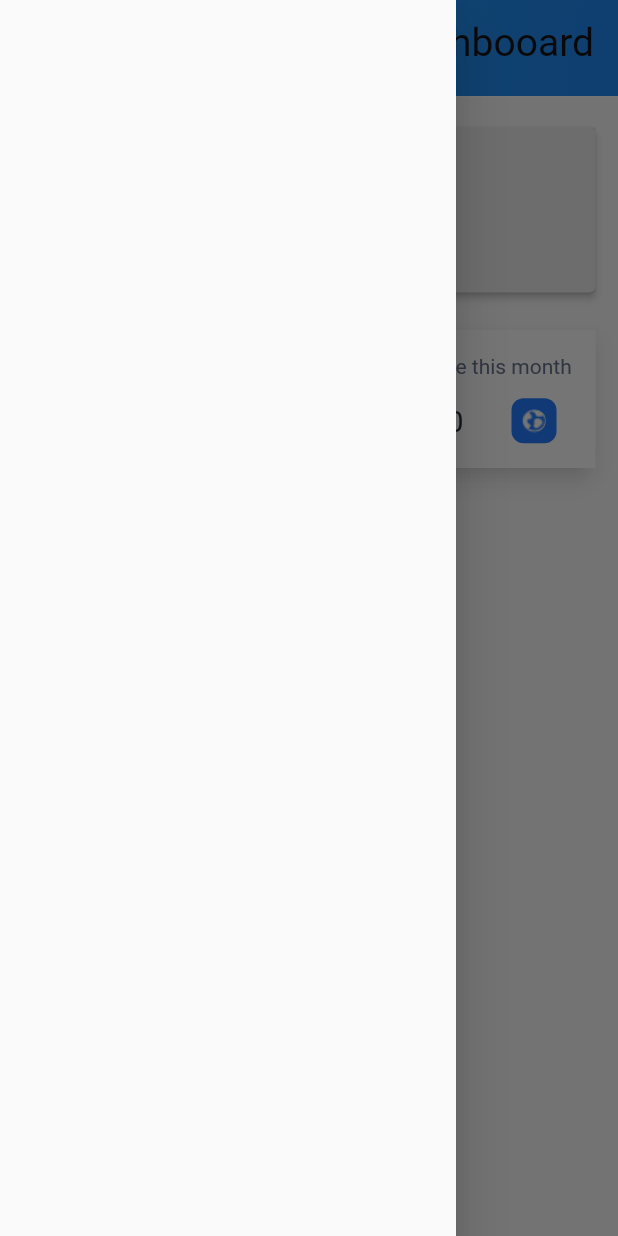
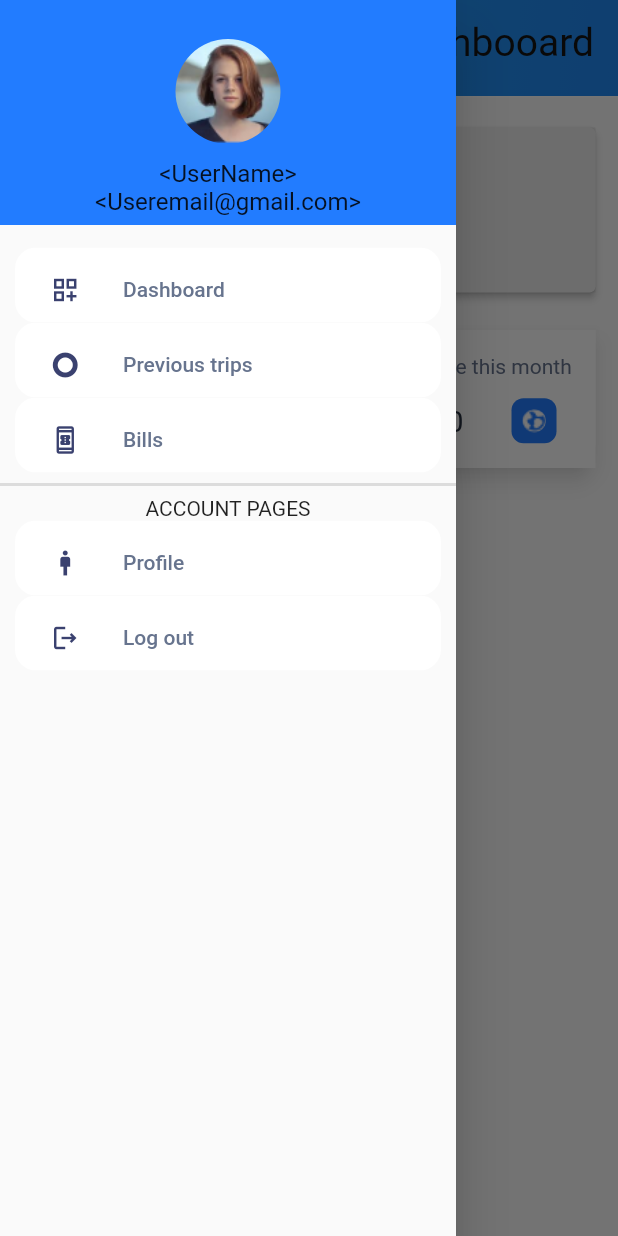
Before and after one commit to Tech-Tribee/Fleet-Roving-Driver, a Flutter app: the MyProfile screen opened directly, with the side drawer open, on a phone screen of 412 x 824 dp. Run offline on Flutter 3.47's test engine with Material 2 defaults, Android fonts, the phone set to English and light mode, and no system bars.

Commit message:
sidebar added

```diff
--- /dev/null
+++ b/lib/components/AppDrawer/drawer_list.dart
@@ -0,0 +1,63 @@
+
+import 'package:fleet_roving_driver/components/AppDrawer/menu_items.dart';
+
+import 'package:fleet_roving_driver/pages/bills_page.dart';
+import 'package:fleet_roving_driver/pages/dash_bord.dart';
+import 'package:fleet_roving_driver/pages/login_page.dart';
+import 'package:fleet_roving_driver/pages/previous_trip.dart';
+import 'package:fleet_roving_driver/pages/trip_details.dart';
+
+import 'package:flutter/material.dart';
+
+class MyDrawerList extends StatefulWidget {
+  const MyDrawerList({super.key});
+
+  @override
+  State<MyDrawerList> createState() => _MyDrawerListState();
+}
+
+class _MyDrawerListState extends State<MyDrawerList> {
+  @override
+  Widget build(BuildContext context) {
+    return Container(
+      padding: const EdgeInsets.only(top: 15),
+      child: Column(
+        children: [
+          CustomMenuItem(iconName:'Dashboard',  iconType: Icons.dashboard_customize_outlined,onTap: () {
+            Navigator.of(context).pushReplacement(MaterialPageRoute(builder:(context)=> MyProfile()));
+          },),
+
+          CustomMenuItem(iconName:'Previous trips',  iconType: Icons.trip_origin_outlined,onTap: () {
+          Navigator.pop(context);
+          Navigator.of(context).push(MaterialPageRoute(builder:(context)=>const  RecentTrips()));
+
+          },),
+          CustomMenuItem(iconName:'Bills',  iconType: Icons.book_online_outlined,onTap: () {
+          Navigator.pop(context);
+          Navigator.of(context).push(MaterialPageRoute(builder:(context)=>const MyBills()));
+
+          },),
+
+          const Divider(color: Colors.black12,thickness: 2),
+          const Text('ACCOUNT PAGES'),
+
+          CustomMenuItem(iconName:'Profile',  iconType: Icons.man_2_outlined,onTap: () {
+          Navigator.pop(context);
+          Navigator.of(context).push(MaterialPageRoute(builder:(context)=>const TripInformation()));
+          },),
+
+          CustomMenuItem(iconName:'Log out',  iconType: Icons.logout_outlined,onTap: () {
+              // Clear any user session or authentication status here
+              // For example, you can use shared preferences or a state management solution.
+              // After clearing the session, navigate to the login screen
+          Navigator.of(context).pushAndRemoveUntil(
+          MaterialPageRoute(builder: (context) =>const LoginPage()), // Replace with your login screen
+          (route) => false,); // This removes all previous routes from the stack
+          },
+          ),
+
+        ],
+      ),
+    );
+  }
+}
--- /dev/null
+++ b/lib/components/AppDrawer/header_drawer.dart
@@ -0,0 +1,40 @@
+import 'package:flutter/material.dart';
+import 'package:fleet_roving_driver/utils/colors.dart';
+
+
+class MyHeaderDrawer extends StatefulWidget {
+  const MyHeaderDrawer({super.key});
+
+  @override
+  State<MyHeaderDrawer> createState() => _MyHeaderDrawerState();
+}
+
+class _MyHeaderDrawerState extends State<MyHeaderDrawer> {
+  @override
+  Widget build(BuildContext context) {
+    return  Container(
+      color: AppColors.dodgerBlue,
+      width: double.infinity,
+      height: 150,
+      padding:const EdgeInsets.only(top: 20.0),
+      child: Column(
+        mainAxisAlignment: MainAxisAlignment.center,
+        children: [
+          Container(
+            margin:const EdgeInsets.only(bottom: 10),
+            height: 70,
+            decoration:const BoxDecoration(
+              shape: BoxShape.circle,
+              image: DecorationImage(
+                image: AssetImage('assets/images/profile.png'),
+              ),
+            ),
+          ),
+          Text('<UserName>', style: Theme.of(context).textTheme.titleMedium,),
+          Text('<Useremail@gmail.com>', style: Theme.of(context).textTheme.titleMedium,),
+
+        ],
+      ),
+    );
+  }
+}
--- /dev/null
+++ b/lib/components/AppDrawer/main_drawer.dart
@@ -0,0 +1,22 @@
+
+import 'package:fleet_roving_driver/components/AppDrawer/drawer_list.dart';
+import 'package:fleet_roving_driver/components/AppDrawer/header_drawer.dart';
+import 'package:flutter/material.dart';
+
+class MainDrawer extends StatelessWidget {
+  const MainDrawer({super.key});
+
+  @override
+  Widget build(BuildContext context) {
+    return const Drawer(
+      child: SingleChildScrollView(
+        child: Column(
+          children: [
+            MyHeaderDrawer(),
+            MyDrawerList(),
+          ],
+        ),
+      ),
+    );
+  }
+}
--- /dev/null
+++ b/lib/components/AppDrawer/menu_items.dart
@@ -0,0 +1,144 @@
+// import 'package:flutter/material.dart';
+
+// class CustomMenuItem extends StatefulWidget {
+//   final String iconName;
+//   final IconData iconType;
+//   final VoidCallback? onTap;
+
+//   const CustomMenuItem({
+//     required this.iconName,
+//     required this.iconType,
+//     this.onTap,
+//   });
+
+//   @override
+//   _CustomMenuItemState createState() => _CustomMenuItemState();
+// }
+
+// class _CustomMenuItemState extends State<CustomMenuItem> {
+//   bool isHovered = false;
+
+//   @override
+//   Widget build(BuildContext context) {
+//     return Material(
+//       child: Container(
+//         margin:const EdgeInsets.symmetric(horizontal: 10, vertical: 2),
+//         height: 55,
+//         child: InkWell(
+//           onTap: widget.onTap,
+//           onHover: (value) {
+//             setState(() {
+//               isHovered = !isHovered;
+//             });
+//           },
+//           borderRadius: BorderRadius.circular(14),
+//           child: Container(
+//             padding:const EdgeInsets.symmetric(horizontal: 20,vertical: 4),
+//             decoration: BoxDecoration(
+//               borderRadius: BorderRadius.circular(14),
+//               color: isHovered ? Colors.blue : Colors.transparent,
+//             ),
+//             child: Row(
+//               crossAxisAlignment: CrossAxisAlignment.center,
+//               children: [
+//                 Container(
+//                   height: 40,
+//                   width: 40,
+//                   decoration: BoxDecoration(
+//                     color: isHovered ? Colors.white : Colors.black,
+//                     shape: BoxShape.rectangle,
+//                     borderRadius: BorderRadius.circular(10),
+//                   ),
+//                   child: Icon(
+//                     widget.iconType,
+//                     size: 20,
+//                     color: isHovered ? Colors.blue : Colors.lightBlue,
+//                   ),
+//                 ),
+//                 Padding(
+//                   padding:const EdgeInsets.all(16.0),
+//                   child: Text(
+//                     widget.iconName,
+//                     style: TextStyle(
+//                       color: isHovered ? Colors.black : Colors.grey,
+//                     ),
+//                   ),
+//                 )
+//               ],
+//             ),
+//           ),
+//         ),
+//       ),
+//     );
+//   }
+// }
+
+
+import 'package:fleet_roving_driver/utils/colors.dart';
+import 'package:flutter/material.dart';
+
+class CustomMenuItem extends StatefulWidget {
+  final String iconName;
+  final IconData iconType;
+  final VoidCallback? onTap;
+
+  const CustomMenuItem({
+    Key? key,
+    required this.iconName,
+    required this.iconType,
+    this.onTap,
+  }): super(key: key);
+
+
+  @override
+  _CustomMenuItemState createState() => _CustomMenuItemState();
+}
+
+class _CustomMenuItemState extends State<CustomMenuItem> {
+  bool isHovered = false;
+
+  @override
+  Widget build(BuildContext context) {
+    return Material(
+      child: Container(
+        margin:const EdgeInsets.symmetric(horizontal: 10),
+        height: 50,
+        child: InkWell(
+          onTap: widget.onTap,
+          onHover: (value) {
+            setState(() {
+              isHovered = value;
+            });
+          },
+          borderRadius: BorderRadius.circular(14),
+          child: ListTile(
+            shape: RoundedRectangleBorder(
+              borderRadius: BorderRadius.circular(14),
+            ),
+            tileColor: isHovered ? AppColors.lightTransparentBlack: Colors.white,
+            leading: Container(
+              height: 32,
+              width: 35,
+              decoration: BoxDecoration(
+                color: isHovered ? AppColors.dodgerBlue  : const Color.fromARGB(248, 255, 255, 255),
+                shape: BoxShape.rectangle,
+                borderRadius: BorderRadius.circular(10),
+              ),
+              child: Icon(
+                widget.iconType,
+                size: 20,
+                color: isHovered ? AppColors.lightwhite : AppColors.lighblue,
+              ),
+            ),
+            title: Text(
+              widget.iconName,
+              style: TextStyle(
+                color: isHovered ? AppColors.lightBlack :AppColors.slateGray,
+              ),
+            ),
+          ),
+        ),
+      ),
+    );
+  }
+}
--- a/lib/main.dart
+++ b/lib/main.dart
@@ -1,4 +1,5 @@
-import 'package:fleet_roving_driver/pages/splash_page.dart';
+
+import 'package:fleet_roving_driver/pages/splash_screen.dart';
 import 'package:flutter/material.dart';
 
 void main() {
--- a/lib/pages/profile_page.dart
+++ b/lib/pages/dash_bord.dart
@@ -1,5 +1,5 @@
-
 import 'package:fleet_roving_driver/components/app_bar.dart';
+import 'package:fleet_roving_driver/components/AppDrawer/main_drawer.dart';
 import 'package:fleet_roving_driver/components/monthly_report_card.dart';
 import 'package:fleet_roving_driver/components/profile_card.dart';
 import 'package:flutter/material.dart';
@@ -16,7 +16,7 @@ class _MyProfileState extends State<MyProfile> {
   Widget build(BuildContext context) {
     return Scaffold(
         appBar:const MyAppBar(isShowMenuIcon: true, screenName: 'Dashbooard',),
-        drawer:const Drawer(),
+        drawer:const MainDrawer(),
         body: Container(
           padding:const EdgeInsets.symmetric(horizontal:15,),
            child:const Column(
--- a/lib/pages/login_page.dart
+++ b/lib/pages/login_page.dart
@@ -1,6 +1,6 @@
 import 'package:fleet_roving_driver/components/app_bar.dart';
 import 'package:fleet_roving_driver/components/text_field.dart';
-import 'package:fleet_roving_driver/pages/profile_page.dart';
+import 'package:fleet_roving_driver/pages/dash_bord.dart';
 import 'package:flutter/material.dart';
 import 'package:fleet_roving_driver/utils/colors.dart';
 
@@ -82,7 +82,7 @@ Widget buildSignInButton(BuildContext context) {
       String userEmail = emailText.text.toString();
       String userpass = passwordText.text;
       print('Email: $userEmail pass: $userpass');
-      Navigator.push(
+      Navigator.pushReplacement(
         context,
         MaterialPageRoute(
           builder: (context) => MyProfile(),
--- a/lib/pages/splash_page.dart
+++ b/lib/pages/splash_screen.dart
@@ -1,5 +1,4 @@
 import 'dart:async';
-
 import 'package:fleet_roving_driver/pages/login_page.dart';
 import 'package:fleet_roving_driver/utils/colors.dart';
 import 'package:flutter/material.dart';
@@ -62,7 +61,7 @@ class _SplashScreenState extends State<SplashScreen>
           gradient: LinearGradient(
             begin: Alignment.topRight,
             end: Alignment.topLeft,
-            colors: [AppColors.slateGray, AppColors.dodgerBlue],
+            colors: [AppColors.whiteColor, AppColors.dodgerBlue],
           ),
         ),
         child: Center(
--- a/lib/utils/colors.dart
+++ b/lib/utils/colors.dart
@@ -7,9 +7,11 @@ class AppColors {
   static const Color darkBlack = Color.fromRGBO(0, 0, 0, 1);
   static const Color lightTransparentBlack = Color.fromRGBO(0, 0, 0, 0.07);
   static const Color transparentBlack = Color.fromRGBO(0, 0, 0, 0.5);
+  static const Color lighblue = Color.fromRGBO(58, 65, 111, 1);
   static const Color dodgerBlue = Color.fromRGBO(34, 124, 255, 1);
   static const Color darkBlue = Color.fromRGBO(37, 47, 64, 1);
   static const Color whiteColor = Color.fromRGBO(255, 255, 255, 1);
+  static const Color lightwhite = Color.fromRGBO(237, 237, 237, 1);
   static const Color slateGray = Color.fromRGBO(103, 116, 142, 1);
   static const Color lightGray = Color.fromRGBO(131, 146, 171, 1);
   static const Color darkGray = Color.fromRGBO(76, 75, 75, 1);
```
Also changed, not shown: lib/components/app_bar.dart (+0 -14 lines), lib/pages/bills_page.dart (added, +19 -0 lines), lib/pages/previous_trip.dart (added, +19 -0 lines), lib/pages/trip_details.dart (added, +19 -0 lines), 1 other file.
